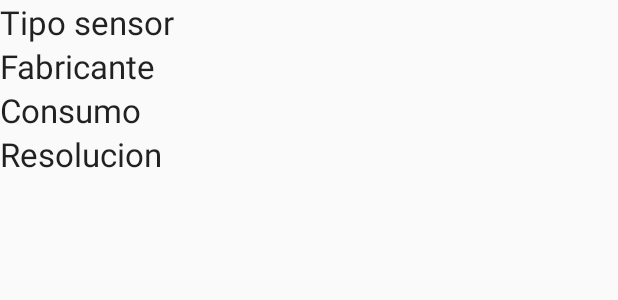
After one commit to carcaret/android, an Android app: the layout sensor_card.xml on its own in the app's theme, with its tools: preview values and no code run, on a phone screen of 412 x 824 dp. The commit adds this screen. Shown: the top 300 px of the screen. Run offline under Robolectric (Android 15) with nearby library versions, the phone set to English and light mode, and no system bars.

Commit message:
New Sensor activity

```diff
--- a/app/src/main/AndroidManifest.xml
+++ b/app/src/main/AndroidManifest.xml
@@ -42,6 +42,7 @@
         <activity android:name=".activity.AlarmActivity" />
         <activity android:name=".activity.WebContentActivity" />
         <activity android:name=".activity.TestServicesActivity" />
+        <activity android:name=".activity.SensorsActivity"></activity>
 
         <service android:name=".service.RpcMessagingService" />
         <service android:name=".service.LocationProviderService" />
--- a/app/src/main/java/practicas/cursoandroid/practicasandroid/activity/MainActivity.java
+++ b/app/src/main/java/practicas/cursoandroid/practicasandroid/activity/MainActivity.java
@@ -63,6 +63,10 @@ public class MainActivity extends AppCompatActivity {
                 launch = new Intent(this, TestServicesActivity.class);
                 startActivity(launch);
                 break;
+            case R.id.mnu_main_activities_sensors:
+                launch = new Intent(this, SensorsActivity.class);
+                startActivity(launch);
+                break;
             default:
                 break;
         }
--- /dev/null
+++ b/app/src/main/res/layout/sensor_card.xml
@@ -0,0 +1,33 @@
+<?xml version="1.0" encoding="utf-8"?>
+<LinearLayout xmlns:android="http://schemas.android.com/apk/res/android"
+    android:orientation="vertical" android:layout_width="match_parent"
+    android:layout_height="match_parent">
+
+    <TextView
+        android:layout_width="wrap_content"
+        android:layout_height="wrap_content"
+        android:textAppearance="?android:attr/textAppearanceLarge"
+        android:text="Tipo sensor"
+        android:id="@+id/btn_sensor_card_type" />
+
+    <TextView
+        android:layout_width="wrap_content"
+        android:layout_height="wrap_content"
+        android:textAppearance="?android:attr/textAppearanceLarge"
+        android:text="Fabricante"
+        android:id="@+id/btn_sensor_card_vendor" />
+
+    <TextView
+        android:layout_width="wrap_content"
+        android:layout_height="wrap_content"
+        android:textAppearance="?android:attr/textAppearanceLarge"
+        android:text="Consumo"
+        android:id="@+id/btn_sensor_card_power" />
+
+    <TextView
+        android:layout_width="wrap_content"
+        android:layout_height="wrap_content"
+        android:textAppearance="?android:attr/textAppearanceLarge"
+        android:text="Resolucion"
+        android:id="@+id/btn_sensor_card_resolution" />
+</LinearLayout>
--- a/app/src/main/res/menu/main.xml
+++ b/app/src/main/res/menu/main.xml
@@ -27,4 +27,7 @@
     <item
         android:id="@+id/mnu_main_activities_services"
         android:title="Services" />
+    <item
+        android:id="@+id/mnu_main_activities_sensors"
+        android:title="Sensors" />
 </menu>
```
Also changed, not shown: app/src/main/java/practicas/cursoandroid/practicasandroid/activity/SensorsActivity.java (added, +37 -0 lines), app/src/main/java/practicas/cursoandroid/practicasandroid/adapter/SensorListAdapter.java (added, +62 -0 lines).
